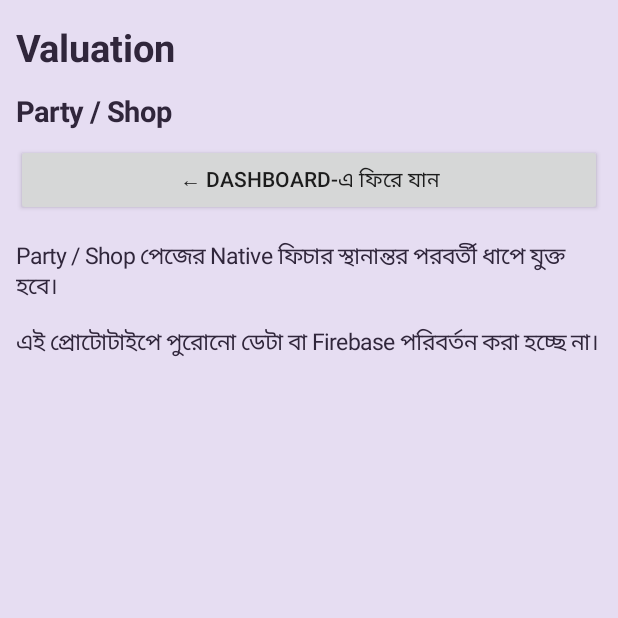
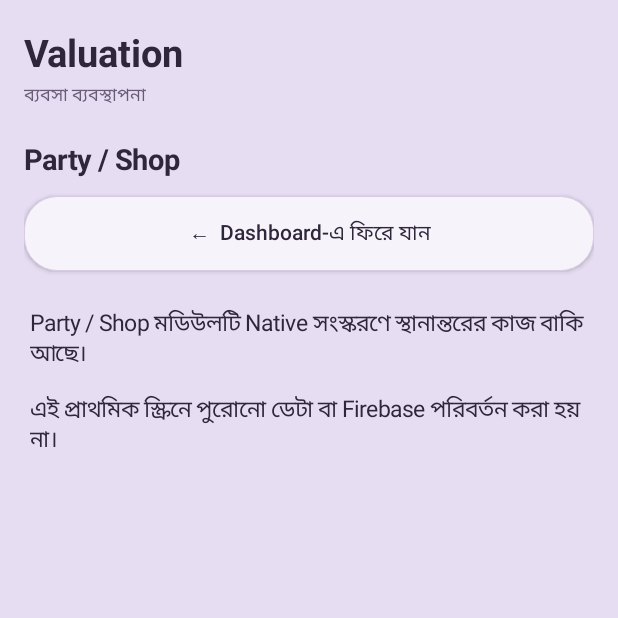
Before and after one commit to koyes7037-del/KM, an Android app: the NativeDashboardActivity screen opened directly, with no data from a screen before it, after a tap on an icon or button, on a phone screen of 412 x 824 dp, the top half of it. Run offline under Robolectric (Android 15) with nearby library versions, the phone set to English and light mode, and no system bars.

Commit message:
Polish native Valuation dashboard grid UI

```diff
--- a/android/app/src/main/java/com/km/app/NativeDashboardActivity.java
+++ b/android/app/src/main/java/com/km/app/NativeDashboardActivity.java
@@ -3,6 +3,7 @@ package com.km.app;
 import android.app.Activity;
 import android.graphics.Color;
 import android.graphics.Typeface;
+import android.graphics.drawable.GradientDrawable;
 import android.os.Bundle;
 import android.view.Gravity;
 import android.view.View;
@@ -14,7 +15,8 @@ import android.widget.TextView;
 
 public class NativeDashboardActivity extends Activity {
     private static final int BG = Color.rgb(230, 221, 242);
-    private static final int TILE = Color.rgb(240, 234, 247);
+    private static final int TILE = Color.rgb(247, 243, 251);
+    private static final int INK = Color.rgb(48, 38, 59);
     private LinearLayout root;
     private String currentPage = "Dashboard";
 
@@ -28,6 +30,9 @@ public class NativeDashboardActivity extends Activity {
 
     @Override protected void onCreate(Bundle state) {
         super.onCreate(state);
+        getWindow().setStatusBarColor(Color.rgb(218, 205, 232));
+        getWindow().setNavigationBarColor(BG);
+        getWindow().getDecorView().setSystemUiVisibility(View.SYSTEM_UI_FLAG_LIGHT_STATUS_BAR | View.SYSTEM_UI_FLAG_LIGHT_NAVIGATION_BAR);
         showDashboard();
     }
 
@@ -35,45 +40,75 @@ public class NativeDashboardActivity extends Activity {
         TextView v = new TextView(this);
         v.setText(value);
         v.setTextSize(size);
-        v.setTextColor(Color.rgb(48, 38, 59));
+        v.setTextColor(INK);
         if (bold) v.setTypeface(Typeface.DEFAULT, Typeface.BOLD);
         return v;
+    }
+
+    private GradientDrawable shape(int color, int stroke) {
+        GradientDrawable d = new GradientDrawable();
+        d.setColor(color);
+        d.setCornerRadius(22 * getResources().getDisplayMetrics().density);
+        d.setStroke((int)(1 * getResources().getDisplayMetrics().density), stroke);
+        return d;
     }
 
     private void base(String title) {
         root = new LinearLayout(this);
         root.setOrientation(LinearLayout.VERTICAL);
         root.setBackgroundColor(BG);
-        root.setPadding(16, 22, 16, 16);
+        int pad = dp(16);
+        root.setPadding(pad, dp(18), pad, dp(12));
         setContentView(root);
-        root.addView(text("Valuation", 25, true));
+
+        TextView brand = text("Valuation", 25, true);
+        root.addView(brand);
+        TextView sub = text("ব্যবসা ব্যবস্থাপনা", 12, false);
+        sub.setTextColor(Color.rgb(105, 91, 119));
+        LinearLayout.LayoutParams subLp = new LinearLayout.LayoutParams(-1, -2);
+        subLp.topMargin = dp(2);
+        root.addView(sub, subLp);
+
         TextView heading = text(title, 19, true);
-        heading.setPadding(0, 18, 0, 14);
+        heading.setPadding(0, dp(20), 0, dp(12));
         root.addView(heading);
+    }
+
+    private int dp(int value) {
+        return (int)(value * getResources().getDisplayMetrics().density + 0.5f);
     }
 
     private void showDashboard() {
         currentPage = "Dashboard";
         base("সব ফিচার");
         ScrollView scroll = new ScrollView(this);
+        scroll.setFillViewport(true);
         GridLayout grid = new GridLayout(this);
         grid.setColumnCount(3);
-        grid.setUseDefaultMargins(true);
+        grid.setUseDefaultMargins(false);
+        int screenWidth = getResources().getDisplayMetrics().widthPixels;
+        int tileWidth = (screenWidth - dp(32) - dp(20)) / 3;
+
         for (String[] item : modules) {
             LinearLayout tile = new LinearLayout(this);
             tile.setOrientation(LinearLayout.VERTICAL);
             tile.setGravity(Gravity.CENTER);
-            tile.setBackgroundColor(TILE);
-            tile.setPadding(5, 18, 5, 18);
-            TextView icon = text(item[0], 27, false);
+            tile.setBackground(shape(TILE, Color.rgb(216, 204, 229)));
+            tile.setElevation(dp(3));
+            tile.setPadding(dp(4), dp(13), dp(4), dp(12));
+
+            TextView icon = text(item[0], 29, false);
+            icon.setGravity(Gravity.CENTER);
             TextView label = text(item[1], 12, true);
             label.setGravity(Gravity.CENTER);
-            label.setPadding(2, 7, 2, 0);
-            tile.addView(icon);
-            tile.addView(label);
+            label.setPadding(dp(2), dp(8), dp(2), 0);
+            tile.addView(icon, new LinearLayout.LayoutParams(-1, -2));
+            tile.addView(label, new LinearLayout.LayoutParams(-1, -2));
+
             GridLayout.LayoutParams lp = new GridLayout.LayoutParams();
-            lp.width = getResources().getDisplayMetrics().widthPixels / 3 - 25;
-            lp.height = 112;
+            lp.width = tileWidth;
+            lp.height = dp(108);
+            lp.setMargins(dp(3), dp(4), dp(3), dp(7));
             tile.setLayoutParams(lp);
             tile.setOnClickListener(v -> openModule(item[1]));
             grid.addView(tile);
@@ -86,12 +121,17 @@ public class NativeDashboardActivity extends Activity {
         if ("Dashboard".equals(name)) return;
         currentPage = name;
         base(name);
+
         Button back = new Button(this);
-        back.setText("← Dashboard-এ ফিরে যান");
+        back.setText("←  Dashboard-এ ফিরে যান");
+        back.setAllCaps(false);
+        back.setTextColor(INK);
+        back.setBackground(shape(TILE, Color.rgb(216, 204, 229)));
         back.setOnClickListener(v -> showDashboard());
-        root.addView(back);
-        TextView note = text(name + " পেজের Native ফিচার স্থানান্তর পরবর্তী ধাপে যুক্ত হবে।\n\nএই প্রোটোটাইপে পুরোনো ডেটা বা Firebase পরিবর্তন করা হচ্ছে না।", 15, false);
-        note.setPadding(0, 24, 0, 0);
+        root.addView(back, new LinearLayout.LayoutParams(-1, dp(50)));
+
+        TextView note = text(name + " মডিউলটি Native সংস্করণে স্থানান্তরের কাজ বাকি আছে।\n\nএই প্রাথমিক স্ক্রিনে পুরোনো ডেটা বা Firebase পরিবর্তন করা হয় না।", 15, false);
+        note.setPadding(dp(4), dp(24), dp(4), 0);
         root.addView(note);
     }
 
```
